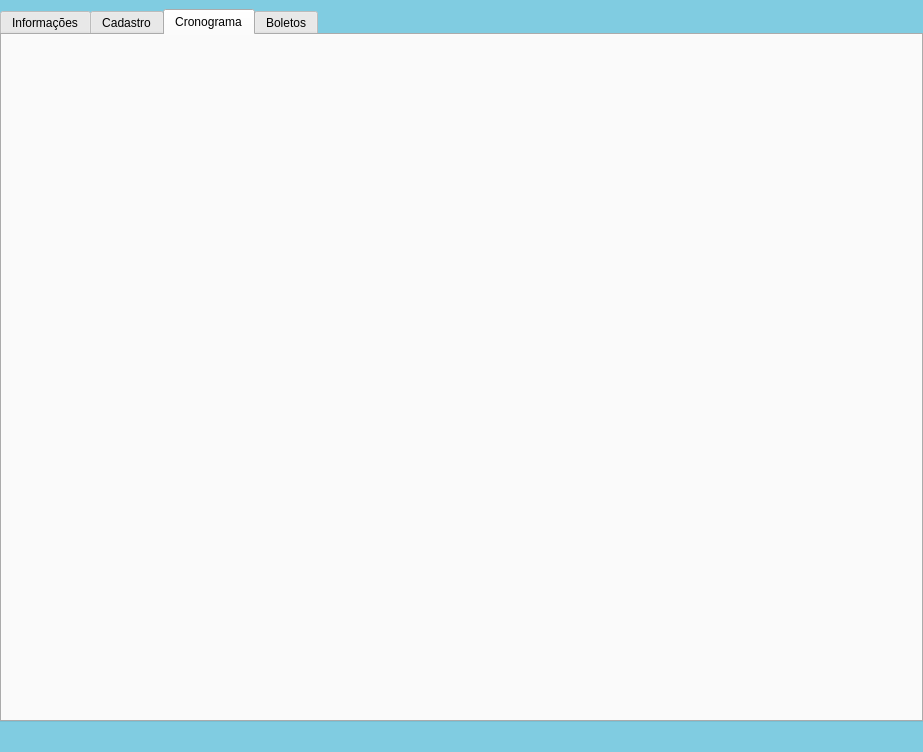
Nautilidae-project/Nautilus, file Telas/UI/dashCliente.ui: the form before one commit.
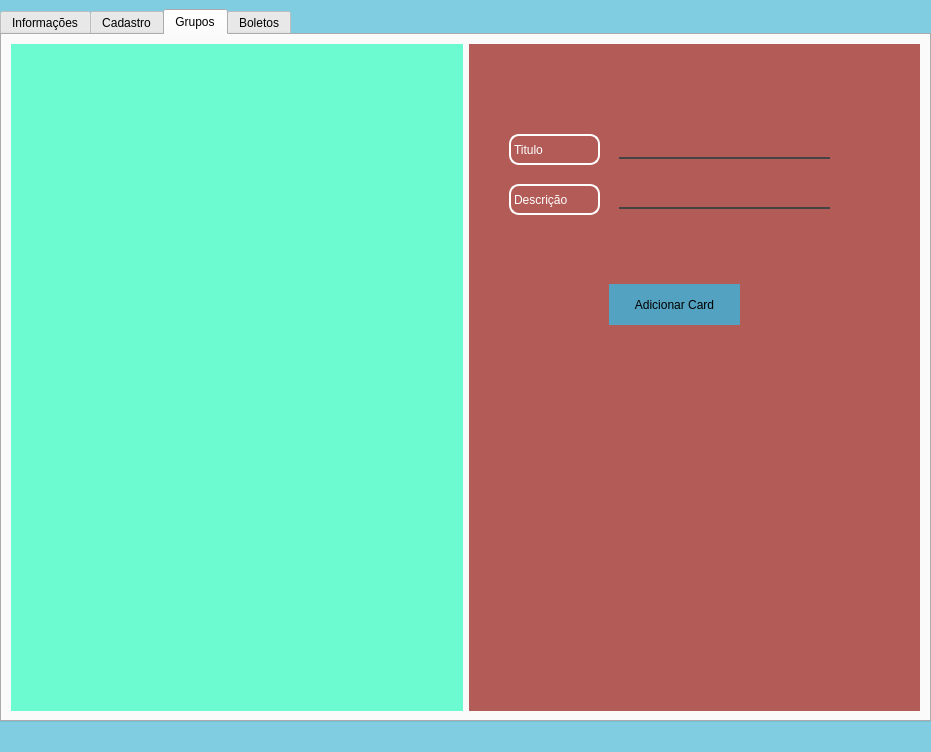
The form after the commit. The open tabs and pages were chosen to show the change.

```diff
--- a/Telas/UI/dashCliente.ui
+++ b/Telas/UI/dashCliente.ui
@@ -6,7 +6,7 @@
    <rect>
     <x>0</x>
     <y>0</y>
-    <width>923</width>
+    <width>931</width>
     <height>752</height>
    </rect>
   </property>
@@ -2401,8 +2401,99 @@
      </widget>
      <widget class="QWidget" name="tbCronogramaCliente">
       <attribute name="title">
-       <string>Cronograma</string>
+       <string>Grupos</string>
       </attribute>
+      <layout class="QHBoxLayout" name="horizontalLayout_3">
+       <item>
+        <widget class="QFrame" name="frGruposFormados">
+         <property name="styleSheet">
+          <string notr="true">background-color: rgb(108, 251, 208);</string>
+         </property>
+         <layout class="QGridLayout" name="gridLayout_6"/>
+        </widget>
+       </item>
+       <item>
+        <widget class="QFrame" name="frFormarGRupos">
+         <property name="styleSheet">
+          <string notr="true">background-color: rgb(179, 91, 87);</string>
+         </property>
+         <property name="frameShape">
+          <enum>QFrame::StyledPanel</enum>
+         </property>
+         <property name="frameShadow">
+          <enum>QFrame::Raised</enum>
+         </property>
+         <widget class="QPushButton" name="pbAddGrupo">
+          <property name="geometry">
+           <rect>
+            <x>140</x>
+            <y>240</y>
+            <width>131</width>
+            <height>41</height>
+           </rect>
+          </property>
+          <property name="styleSheet">
+           <string notr="true">background-color: rgb(83, 162, 193);</string>
+          </property>
+          <property name="text">
+           <string>Adicionar Card</string>
+          </property>
+         </widget>
+         <widget class="QLabel" name="label">
+          <property name="geometry">
+           <rect>
+            <x>40</x>
+            <y>90</y>
+            <width>91</width>
+            <height>31</height>
+           </rect>
+          </property>
+          <property name="styleSheet">
+           <string notr="true">color: rgb(255, 255, 255);</string>
+          </property>
+          <property name="text">
+           <string>Titulo</string>
+          </property>
+         </widget>
+         <widget class="QLineEdit" name="leTituloGrupo">
+          <property name="geometry">
+           <rect>
+            <x>150</x>
+            <y>90</y>
+            <width>211</width>
+            <height>25</height>
+           </rect>
+          </property>
+         </widget>
+         <widget class="QLineEdit" name="leDescricaoGrupo">
+          <property name="geometry">
+           <rect>
+            <x>150</x>
+            <y>140</y>
+            <width>211</width>
+            <height>25</height>
+           </rect>
+          </property>
+         </widget>
+         <widget class="QLabel" name="label_2">
+          <property name="geometry">
+           <rect>
+            <x>40</x>
+            <y>140</y>
+            <width>91</width>
+            <height>31</height>
+           </rect>
+          </property>
+          <property name="styleSheet">
+           <string notr="true">color: rgb(255, 255, 255);</string>
+          </property>
+          <property name="text">
+           <string>Descrição</string>
+          </property>
+         </widget>
+        </widget>
+       </item>
+      </layout>
      </widget>
      <widget class="QWidget" name="tbBoletoCliente">
       <attribute name="title">
```
Left out of the diff: 4 changed lines with no effect on the pictures.
